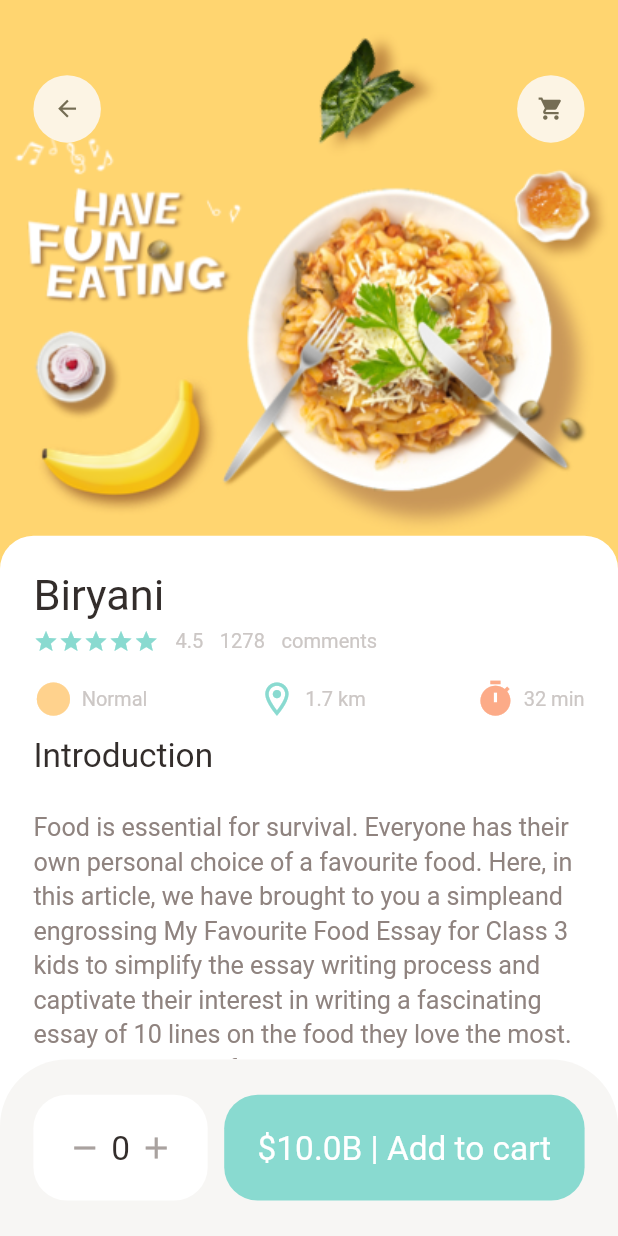
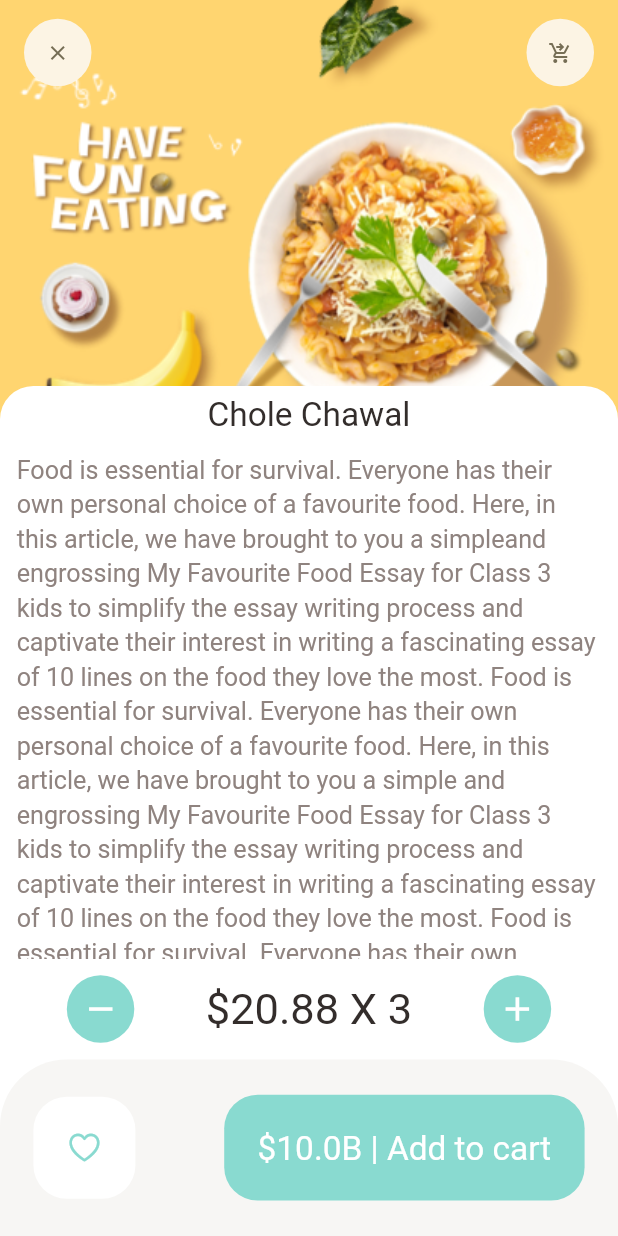
Before and after one commit to artichaudhary0/food_app, a Flutter app: the screen it shows after launch, after a tap on "Show more", on a phone screen of 412 x 824 dp. Run offline on Flutter 3.47's test engine with Material 2 defaults, Android fonts, the phone set to English and light mode, and no system bars; our stand-ins replace get, smooth_page_indicator.

Commit message:
recommended page done

```diff
--- a/lib/main.dart
+++ b/lib/main.dart
@@ -1,5 +1,6 @@
 import 'package:flutter/material.dart';
 import 'package:food_app/pages/popular_page/popular_page_food.dart';
+import 'package:food_app/pages/popular_page/recommended_food_page.dart';
 import 'package:get/get.dart';
 
 void main() {
@@ -21,7 +22,7 @@ class MyApp extends StatelessWidget {
         useMaterial3: false,
       ),
       debugShowCheckedModeBanner: false,
-      home: const PopularFoodPage(),
+      home: const RecommendedFoodPage(),
     );
   }
 }
--- a/lib/pages/popular_page/popular_page_food.dart
+++ b/lib/pages/popular_page/popular_page_food.dart
@@ -4,6 +4,7 @@ import 'package:food_app/utils/dimension.dart';
 import 'package:food_app/widgets/app_column.dart';
 import 'package:food_app/widgets/app_icon.dart';
 import 'package:food_app/widgets/big_text.dart';
+import 'package:food_app/widgets/bottom_nav_bar.dart';
 import 'package:food_app/widgets/expandable_text.dart';
 
 class PopularFoodPage extends StatelessWidget {
@@ -118,83 +119,7 @@ class PopularFoodPage extends StatelessWidget {
           ),
         ],
       ),
-      bottomNavigationBar: Container(
-        height: Dimension.bottomHeightBar,
-        padding: EdgeInsets.only(
-          left: Dimension.width20,
-          top: Dimension.height10,
-          right: Dimension.width20,
-          bottom: Dimension.height10,
-        ),
-        decoration: BoxDecoration(
-          color: AppColors.buttonBackgroundColor,
-          borderRadius: BorderRadius.only(
-            topLeft: Radius.circular(
-              Dimension.radius20 * 2,
-            ),
-            topRight: Radius.circular(
-              Dimension.radius20 * 2,
-            ),
-          ),
-        ),
-        child: Row(
-          mainAxisAlignment: MainAxisAlignment.spaceBetween,
-          children: [
-            Container(
-              padding: EdgeInsets.only(
-                left: Dimension.width20,
-                top: Dimension.height20,
-                right: Dimension.width20,
-                bottom: Dimension.height20,
-              ),
-              decoration: BoxDecoration(
-                color: Colors.white,
-                borderRadius: BorderRadius.circular(
-                  Dimension.radius20,
-                ),
-              ),
-              child: Row(
-                children: [
-                  const Icon(
-                    Icons.remove,
-                    color: AppColors.signColor,
-                  ),
-                  SizedBox(width: Dimension.width5),
-                  BigText(text: "0"),
-                  SizedBox(width: Dimension.width5),
-                  const Icon(
-                    Icons.add,
-                    color: AppColors.signColor,
-                  ),
-                ],
-              ),
-            ),
-            Container(
-              padding: EdgeInsets.only(
-                left: Dimension.width20,
-                top: Dimension.height20,
-                right: Dimension.width20,
-                bottom: Dimension.height20,
-              ),
-              decoration: BoxDecoration(
-                color: AppColors.mainColor,
-                borderRadius: BorderRadius.circular(
-                  Dimension.radius20,
-                ),
-              ),
-              child: Row(
-                mainAxisAlignment: MainAxisAlignment.center,
-                children: [
-                  BigText(
-                    text: "\$10.0B | Add to cart",
-                    color: Colors.white,
-                  ),
-                ],
-              ),
-            )
-          ],
-        ),
-      ),
+      bottomNavigationBar: BottomNavBar()
     );
   }
 }
--- /dev/null
+++ b/lib/pages/popular_page/recommended_food_page.dart
@@ -0,0 +1,269 @@
+import 'package:flutter/cupertino.dart';
+import 'package:flutter/material.dart';
+import 'package:food_app/utils/color.dart';
+import 'package:food_app/utils/dimension.dart';
+import 'package:food_app/widgets/app_icon.dart';
+import 'package:food_app/widgets/big_text.dart';
+import 'package:food_app/widgets/expandable_text.dart';
+
+class RecommendedFoodPage extends StatefulWidget {
+  const RecommendedFoodPage({Key? key}) : super(key: key);
+
+  @override
+  State<RecommendedFoodPage> createState() => _RecommendedFoodPageState();
+}
+
+class _RecommendedFoodPageState extends State<RecommendedFoodPage> {
+  bool isFav = false;
+
+  @override
+  Widget build(BuildContext context) {
+    return Scaffold(
+      backgroundColor: Colors.white,
+      body: CustomScrollView(
+        slivers: [
+          SliverAppBar(
+            toolbarHeight: 70,
+            title: Row(
+              mainAxisAlignment: MainAxisAlignment.spaceBetween,
+              children: [
+                AppIcon(iconData: Icons.clear),
+                AppIcon(
+                  iconData: Icons.shopping_cart_checkout_outlined,
+                )
+              ],
+            ),
+            expandedHeight: 300,
+            pinned: true,
+            backgroundColor: AppColors.yellowColor,
+            flexibleSpace: FlexibleSpaceBar(
+              background: Image.asset(
+                "assets/images/food0.png",
+                width: double.maxFinite,
+                fit: BoxFit.cover,
+              ),
+            ),
+            bottom: PreferredSize(
+              preferredSize: const Size.fromHeight(30),
+              child: Container(
+                width: double.maxFinite,
+                alignment: Alignment.center,
+                padding: EdgeInsets.only(
+                  top: Dimension.height5,
+                  bottom: Dimension.height10,
+                ),
+                decoration: BoxDecoration(
+                  color: Colors.white,
+                  borderRadius: BorderRadius.only(
+                    topLeft: Radius.circular(
+                      Dimension.radius20,
+                    ),
+                    topRight: Radius.circular(
+                      Dimension.radius20,
+                    ),
+                  ),
+                ),
+                child: BigText(text: "Chole Chawal"),
+              ),
+            ),
+          ),
+          SliverToBoxAdapter(
+            child: Container(
+                margin: EdgeInsets.only(
+                  left: Dimension.width10,
+                  right: Dimension.width10,
+                  bottom: Dimension.height20,
+                ),
+                child: const ExpandableText(
+                    text: "Food is essential for survival."
+                        " Everyone has their own personal choice of a favourite food."
+                        " Here, in this article, we have brought to you a simple"
+                        " and engrossing My Favourite Food Essay for Class 3 kids"
+                        " to simplify the essay writing process and captivate their"
+                        " interest in writing a fascinating essay of 10 lines on the"
+                        " food they love the most."
+                        " Food is essential for survival."
+                        " Everyone has their own personal choice of a favourite food."
+                        " Here, in this article, we have brought to you a simple"
+                        " and engrossing My Favourite Food Essay for Class 3 kids"
+                        " to simplify the essay writing process and captivate their"
+                        " interest in writing a fascinating essay of 10 lines on the"
+                        " food they love the most."
+                        " Food is essential for survival."
+                        " Everyone has their own personal choice of a favourite food."
+                        " Here, in this article, we have brought to you a simple"
+                        " and engrossing My Favourite Food Essay for Class 3 kids"
+                        " to simplify the essay writing process and captivate their"
+                        " interest in writing a fascinating essay of 10 lines on the"
+                        " food they love the most."
+                        " Food is essential for survival."
+                        " Everyone has their own personal choice of a favourite food."
+                        " Here, in this article, we have brought to you a simple"
+                        " and engrossing My Favourite Food Essay for Class 3 kids"
+                        " to simplify the essay writing process and captivate their"
+                        " interest in writing a fascinating essay of 10 lines on the"
+                        " food they love the most."
+                        "Food is essential for survival."
+                        " Everyone has their own personal choice of a favourite food."
+                        " Here, in this article, we have brought to you a simple"
+                        " and engrossing My Favourite Food Essay for Class 3 kids"
+                        " to simplify the essay writing process and captivate their"
+                        " interest in writing a fascinating essay of 10 lines on the"
+                        " food they love the most."
+                        " Food is essential for survival."
+                        " Everyone has their own personal choice of a favourite food."
+                        " Here, in this article, we have brought to you a simple"
+                        " and engrossing My Favourite Food Essay for Class 3 kids"
+                        " to simplify the essay writing process and captivate their"
+                        " interest in writing a fascinating essay of 10 lines on the"
+                        " food they love the most."
+                        " Food is essential for survival."
+                        " Everyone has their own personal choice of a favourite food."
+                        " Here, in this article, we have brought to you a simple"
+                        " and engrossing My Favourite Food Essay for Class 3 kids"
+                        " to simplify the essay writing process and captivate their"
+                        " interest in writing a fascinating essay of 10 lines on the"
+                        " food they love the most."
+                        " Food is essential for survival."
+                        " Everyone has their own personal choice of a favourite food."
+                        " Here, in this article, we have brought to you a simple"
+                        " and engrossing My Favourite Food Essay for Class 3 kids"
+                        " to simplify the essay writing process and captivate their"
+                        " interest in writing a fascinating essay of 10 lines on the"
+                        " food they love the most."
+                        "Food is essential for survival."
+                        " Everyone has their own personal choice of a favourite food."
+                        " Here, in this article, we have brought to you a simple"
+                        " and engrossing My Favourite Food Essay for Class 3 kids"
+                        " to simplify the essay writing process and captivate their"
+                        " interest in writing a fascinating essay of 10 lines on the"
+                        " food they love the most."
+                        " Food is essential for survival."
+                        " Everyone has their own personal choice of a favourite food."
+                        " Here, in this article, we have brought to you a simple"
+                        " and engrossing My Favourite Food Essay for Class 3 kids"
+                        " to simplify the essay writing process and captivate their"
+                        " interest in writing a fascinating essay of 10 lines on the"
+                        " food they love the most."
+                        " Food is essential for survival."
+                        " Everyone has their own personal choice of a favourite food."
+                        " Here, in this article, we have brought to you a simple"
+                        " and engrossing My Favourite Food Essay for Class 3 kids"
+                        " to simplify the essay writing process and captivate their"
+                        " interest in writing a fascinating essay of 10 lines on the"
+                        " food they love the most."
+                        " Food is essential for survival."
+                        " Everyone has their own personal choice of a favourite food."
+                        " Here, in this article, we have brought to you a simple"
+                        " and engrossing My Favourite Food Essay for Class 3 kids"
+                        " to simplify the essay writing process and captivate their"
+                        " interest in writing a fascinating essay of 10 lines on the")),
+          ),
+        ],
+      ),
+      bottomNavigationBar: Column(mainAxisSize: MainAxisSize.min, children: [
+        Container(
+          padding: EdgeInsets.only(
+            left: Dimension.width40,
+            right: Dimension.width40,
+            top: Dimension.height10,
+            bottom: Dimension.height10,
+          ),
+          child: Row(
+            mainAxisAlignment: MainAxisAlignment.spaceBetween,
+            crossAxisAlignment: CrossAxisAlignment.center,
+            children: [
+              AppIcon(
+                iconData: Icons.remove,
+                iconColor: Colors.white,
+                backgroundColor: AppColors.mainColor,
+                iconSize: Dimension.icon24,
+              ),
+              BigText(
+                text: "\$20.88" + " X " + "3",
+                color: AppColors.mainBlackColor,
+                size: Dimension.font26,
+              ),
+              AppIcon(
+                iconData: Icons.add,
+                iconColor: Colors.white,
+                backgroundColor: AppColors.mainColor,
+                iconSize: Dimension.icon24,
+              ),
+            ],
+          ),
+        ),
+        Container(
+          height: Dimension.bottomHeightBar,
+          padding: EdgeInsets.only(
+            left: Dimension.width20,
+            top: Dimension.height10,
+            right: Dimension.width20,
+            bottom: Dimension.height10,
+          ),
+          decoration: BoxDecoration(
+            color: AppColors.buttonBackgroundColor,
+            borderRadius: BorderRadius.only(
+              topLeft: Radius.circular(
+                Dimension.radius20 * 2,
+              ),
+              topRight: Radius.circular(
+                Dimension.radius20 * 2,
+              ),
+            ),
+          ),
+          child: Row(
+            mainAxisAlignment: MainAxisAlignment.spaceBetween,
+            children: [
+              Container(
+                height: 68,
+                width: 68,
+                alignment: Alignment.center,
+                decoration: BoxDecoration(
+                  color: Colors.white,
+                  borderRadius: BorderRadius.circular(
+                    Dimension.radius20,
+                  ),
+                ),
+                child: IconButton(
+                  icon: Icon(
+                    CupertinoIcons.heart,
+                    color: isFav ? Colors.red : AppColors.mainColor,
+                  ),
+                  onPressed: () {
+                    setState(() {
+                      isFav = !isFav;
+                    });
+                  },
+                ),
+              ),
+              Container(
+                padding: EdgeInsets.only(
+                  left: Dimension.width20,
+                  top: Dimension.height20,
+                  right: Dimension.width20,
+                  bottom: Dimension.height20,
+                ),
+                decoration: BoxDecoration(
+                  color: AppColors.mainColor,
+                  borderRadius: BorderRadius.circular(
+                    Dimension.radius20,
+                  ),
+                ),
+                child: Row(
+                  mainAxisAlignment: MainAxisAlignment.center,
+                  children: [
+                    BigText(
+                      text: "\$10.0B | Add to cart",
+                      color: Colors.white,
+                    ),
+                  ],
+                ),
+              )
+            ],
+          ),
+        ),
+      ]),
+    );
+  }
+}
--- a/lib/widgets/app_icon.dart
+++ b/lib/widgets/app_icon.dart
@@ -1,11 +1,12 @@
 import 'package:flutter/material.dart';
-import 'package:food_app/utils/dimension.dart';
 
+// ignore: must_be_immutable
 class AppIcon extends StatelessWidget {
   IconData iconData;
   Color backgroundColor;
   Color iconColor;
   double size;
+  double iconSize;
 
   AppIcon({
     Key? key,
@@ -13,6 +14,7 @@ class AppIcon extends StatelessWidget {
     this.backgroundColor = const Color(0xfffcf4e4),
     required this.iconData,
     this.size = 45,
+    this.iconSize = 16,
   }) : super(key: key);
 
   @override
@@ -29,7 +31,7 @@ class AppIcon extends StatelessWidget {
       child: Icon(
         iconData,
         color: iconColor,
-        size: Dimension.appIconSize,
+        size: iconSize,
       ),
     );
   }
--- /dev/null
+++ b/lib/widgets/bottom_nav_bar.dart
@@ -0,0 +1,89 @@
+import 'package:flutter/material.dart';
+import 'package:food_app/utils/color.dart';
+import 'package:food_app/utils/dimension.dart';
+import 'package:food_app/widgets/big_text.dart';
+
+class BottomNavBar extends StatelessWidget {
+  const BottomNavBar({ Key? key }) : super(key: key);
+
+  @override
+  Widget build(BuildContext context) {
+    return Container(
+        height: Dimension.bottomHeightBar,
+        padding: EdgeInsets.only(
+          left: Dimension.width20,
+          top: Dimension.height10,
+          right: Dimension.width20,
+          bottom: Dimension.height10,
+        ),
+        decoration: BoxDecoration(
+          color: AppColors.buttonBackgroundColor,
+          borderRadius: BorderRadius.only(
+            topLeft: Radius.circular(
+              Dimension.radius20 * 2,
+            ),
+            topRight: Radius.circular(
+              Dimension.radius20 * 2,
+            ),
+          ),
+        ),
+        child: Row(
+          mainAxisAlignment: MainAxisAlignment.spaceBetween,
+          children: [
+            Container(
+              padding: EdgeInsets.only(
+                left: Dimension.width20,
+                top: Dimension.height20,
+                right: Dimension.width20,
+                bottom: Dimension.height20,
+              ),
+              decoration: BoxDecoration(
+                color: Colors.white,
+                borderRadius: BorderRadius.circular(
+                  Dimension.radius20,
+                ),
+              ),
+              child: Row(
+                children: [
+                  const Icon(
+                    Icons.remove,
+                    color: AppColors.signColor,
+                  ),
+                  SizedBox(width: Dimension.width5),
+                  BigText(text: "0"),
+                  SizedBox(width: Dimension.width5),
+                  const Icon(
+                    Icons.add,
+                    color: AppColors.signColor,
+                  ),
+                ],
+              ),
+            ),
+            Container(
+              padding: EdgeInsets.only(
+                left: Dimension.width20,
+                top: Dimension.height20,
+                right: Dimension.width20,
+                bottom: Dimension.height20,
+              ),
+              decoration: BoxDecoration(
+                color: AppColors.mainColor,
+                borderRadius: BorderRadius.circular(
+                  Dimension.radius20,
+                ),
+              ),
+              child: Row(
+                mainAxisAlignment: MainAxisAlignment.center,
+                children: [
+                  BigText(
+                    text: "\$10.0B | Add to cart",
+                    color: Colors.white,
+                  ),
+                ],
+              ),
+            )
+          ],
+        ),
+      );
+  }
+}
```
